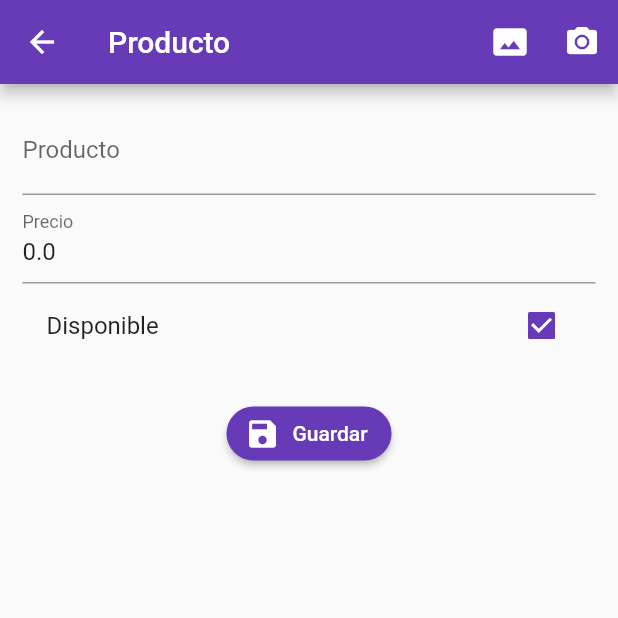
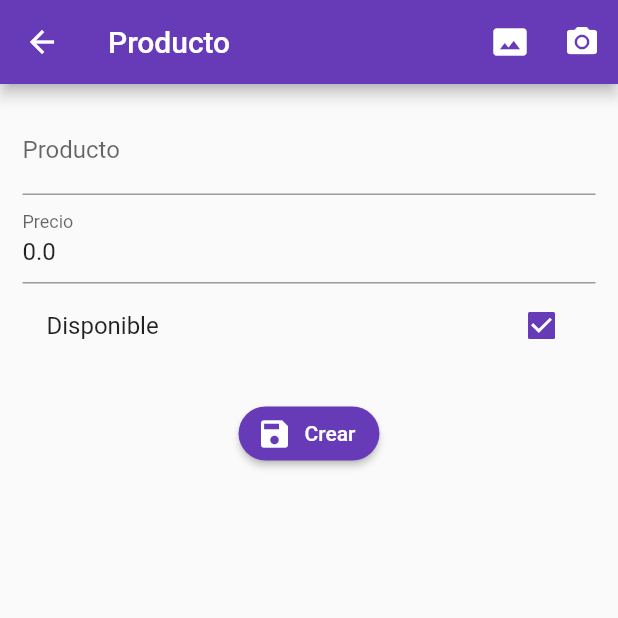
Before and after one commit to Danaes/Validaci-n-de-formularios---Patr-n-Bloc, a Flutter app: the screen it shows after launch, after a tap on the "add" icon, on a phone screen of 412 x 824 dp, the top half of it. Run offline on Flutter 3.47's test engine with Material 2 defaults, Android fonts, the phone set to English and light mode, and no system bars; our stand-ins replace rxdart; network calls fail.

Commit message:
CRUD on products

```diff
--- a/lib/src/home_page.dart
+++ b/lib/src/home_page.dart
@@ -1,8 +1,13 @@
 import 'package:flutter/material.dart';
+import 'package:validacion_formularios/src/models/product_model.dart';
+import 'package:validacion_formularios/src/providers/product_provider.dart';
 
 // import 'bloc/provider.dart';
 
 class HomePage extends StatelessWidget {
+
+  final productProvider =  ProductProvider();
+
   @override
   Widget build(BuildContext context) {
 
@@ -12,7 +17,7 @@ class HomePage extends StatelessWidget {
       appBar: AppBar(
         title: Text('Inicio'),
       ),
-      body: Container(),
+      body: _listProduct(),
       floatingActionButton: FloatingActionButton(
         backgroundColor: Colors.deepPurple,
         child: Icon(Icons.add),
@@ -20,4 +25,41 @@ class HomePage extends StatelessWidget {
       ),
     );
   }
+
+  Widget _listProduct() {
+
+    return FutureBuilder(
+      future: productProvider.getProducts(),
+      builder: (BuildContext context, AsyncSnapshot<List<ProductModel>> snapshot) {
+        if (!snapshot.hasData) return Center(child: CircularProgressIndicator());
+
+        final products = snapshot.data;
+
+        return ListView.builder(
+          itemCount: products.length,
+          itemBuilder: (context, i) => _itemProduct(context, products[i]),
+        );
+      }
+    );
+
+  }
+
+  Widget _itemProduct(BuildContext context, ProductModel product) {
+
+    return Dismissible(
+      key: UniqueKey(),
+      background: Container(
+        color: Colors.red
+      ),
+      onDismissed: (direction) {
+        productProvider.removeProduct(product.id);
+      },
+      child: ListTile(
+        title: Text(product.title),
+        subtitle: Text(product.price.toString()),
+        onTap: () => Navigator.pushNamed(context, 'product', arguments: product),
+      ),
+    );
+
+  }
 }
--- a/lib/src/models/product_model.dart
+++ b/lib/src/models/product_model.dart
@@ -28,7 +28,7 @@ class ProductModel {
     );
 
     Map<String, dynamic> toJson() => {
-        "id"        : id,
+        // "id"        : id,
         "title"     : title,
         "price"     : price,
         "available" : available,
--- a/lib/src/pages/product_page.dart
+++ b/lib/src/pages/product_page.dart
@@ -1,5 +1,6 @@
 import 'package:flutter/material.dart';
 import 'package:validacion_formularios/src/models/product_model.dart';
+import 'package:validacion_formularios/src/providers/product_provider.dart';
 import 'package:validacion_formularios/src/utils/utils.dart' as utils;
 
 class ProductPage extends StatefulWidget {
@@ -9,11 +10,18 @@ class ProductPage extends StatefulWidget {
 
 class _ProductPageState extends State<ProductPage> {
   final formkey = GlobalKey<FormState>();
+  final productProvider = ProductProvider();
 
   ProductModel product = ProductModel();
+  bool isToUpdate;
 
   @override
   Widget build(BuildContext context) {
+
+    final ProductModel prodData = ModalRoute.of(context).settings.arguments;
+    isToUpdate = prodData != null;
+    if ( isToUpdate )  product = prodData;
+
     return Scaffold(
       appBar: AppBar(
         title: Text('Producto'),
@@ -89,13 +97,15 @@ class _ProductPageState extends State<ProductPage> {
 
   Widget _sumbitButton() {
 
+    String label = isToUpdate ? 'Actualizar' : 'Crear';
+
     return RaisedButton.icon(
       shape: RoundedRectangleBorder(
         borderRadius: BorderRadius.circular(20.0),
       ),
       color: Colors.deepPurple,
       textColor: Colors.white,
-      label: Text('Guardar'),
+      label: Text(label),
       icon: Icon(Icons.save),
       onPressed: _submit,
     );
@@ -108,9 +118,9 @@ class _ProductPageState extends State<ProductPage> {
 
     formkey.currentState.save();
 
-    print('Title: ${product.title}');
-    print('Price: ${product.price}');
-    print('Available: ${product.available}');
+    (product.id == null) ?
+      productProvider.createProduct(product) :
+      productProvider.updateProduct(product);
 
   }
 }
--- /dev/null
+++ b/lib/src/providers/product_provider.dart
@@ -0,0 +1,60 @@
+import 'dart:convert';
+
+import 'package:http/http.dart' as http;
+import 'package:validacion_formularios/src/models/product_model.dart';
+
+class ProductProvider {
+
+  final String _url = 'https://flutter-products-5c063.firebaseio.com';
+
+  Future<bool> createProduct(ProductModel product) async {
+
+    final url = '$_url/products.json';
+
+    await http.post(url, body: productModelToJson(product));
+
+
+    return true;
+  }
+
+  Future<bool> updateProduct(ProductModel product) async {
+
+    final url = '$_url/products/${product.id}.json';
+
+    await http.put(url, body: productModelToJson(product));
+
+
+    return true;
+  }
+
+
+  Future<List<ProductModel>>  getProducts() async {
+
+    final url = '$_url/products.json';
+    final resp = await http.get(url);
+    final Map<String, dynamic> decodedData = json.decode(resp.body);
+    final List<ProductModel> products = List();
+
+    if (decodedData == null) return [];
+
+    decodedData.forEach((id, product) {
+
+      final prodTemp = ProductModel.fromJson(product);
+      prodTemp.id = id;
+
+      products.add(prodTemp);
+
+    });
+
+    return products;
+
+  }
+
+  Future<int> removeProduct(String id) async {
+    final url = '$_url/products/$id.json';
+    await http.delete(url);
+
+    return 1;
+  }
+
+}
--- a/pubspec.yaml
+++ b/pubspec.yaml
@@ -21,6 +21,7 @@ dependencies:
     sdk: flutter
   cupertino_icons: ^0.1.2
   rxdart: ^0.24.1
+  http:
 
 dev_dependencies:
   flutter_test:
```
Also changed, not shown: pubspec.lock.
